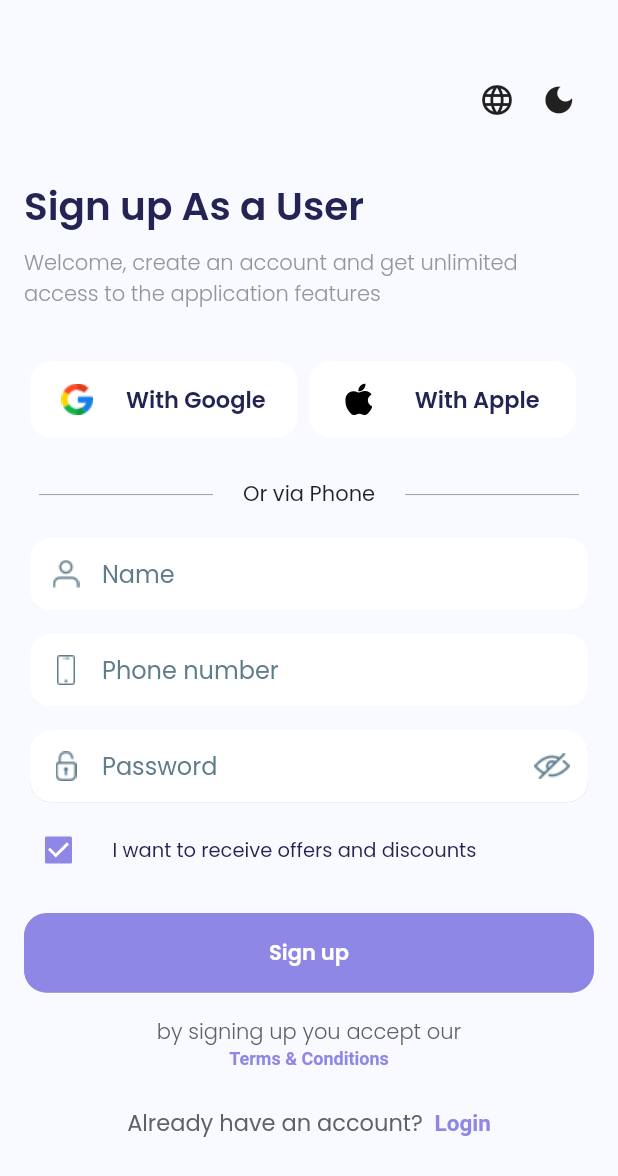
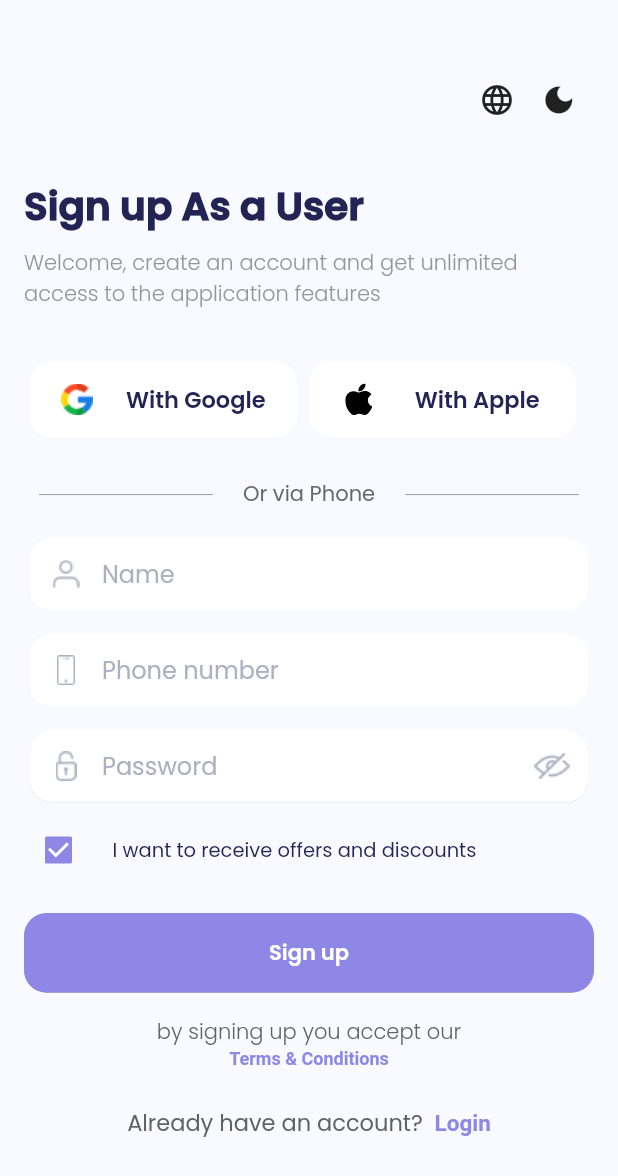
Before and after one commit to hazem1262/Tawseel, a Flutter app: the SignUpScreen screen opened by its route, on a phone screen of 412 x 824 dp. Shown: the top 1176 px of the screen. Run offline on Flutter 3.47's test engine with Material 2 defaults, Android fonts, the phone set to English and light mode, and no system bars; our stand-ins replace auto_route, connectivity, dio, easy_localization, equatable, flutter_bloc and 9 more; missing offline and left inert: dart:ffi; accounts and stored records are empty; generated files the repository leaves out were written again.

Commit message:
[ADD] fix asmaa issues

```diff
--- a/lib/features/login/LoginScreen.dart
+++ b/lib/features/login/LoginScreen.dart
@@ -209,7 +209,7 @@ class _LoginScreenState extends State<LoginScreen> {
                                         LocaleKeys.forgot_password.tr(),
                                         style: theme.textTheme.bodyText1!
                                             .copyWith(
-                                                fontWeight: FontWeight.w500),
+                                                fontWeight: FontWeight.w700),
                                         textAlign: TextAlign.end,
                                       ),
                                     )),
--- a/lib/features/login/components/AuthButton.dart
+++ b/lib/features/login/components/AuthButton.dart
@@ -1,4 +1,5 @@
 import 'package:flutter/material.dart';
+import 'package:tawseel/main.dart';
 
 class AuthButton extends StatelessWidget {
   final String title;
@@ -10,7 +11,17 @@ class AuthButton extends StatelessWidget {
   @override
   Widget build(BuildContext context) {
     var theme = Theme.of(context);
+    List<Widget> enWidgets = [
+      icon,
+      SizedBox(width: 8),
+      Text(title, style: theme.textTheme.bodyText1)
+    ];
 
+    List<Widget> arWidgets = [
+      Text(title, style: theme.textTheme.bodyText1),
+      SizedBox(width: 8),
+      icon,
+    ];
     return Container(
       child: Card(
         elevation: 0,
@@ -26,11 +37,7 @@ class AuthButton extends StatelessWidget {
               mainAxisAlignment: MainAxisAlignment.spaceEvenly,
               crossAxisAlignment: CrossAxisAlignment.center,
               mainAxisSize: MainAxisSize.max,
-              children: [
-                icon,
-                SizedBox(width: 8),
-                Text(title, style: theme.textTheme.bodyText1),
-              ],
+              children: isAr ? arWidgets : enWidgets,
             ),
           ),
         ),
--- a/lib/features/login/components/PasswordField.dart
+++ b/lib/features/login/components/PasswordField.dart
@@ -53,18 +53,18 @@ class _PasswordFieldState extends State<PasswordField> {
             decoration: InputDecoration(
               prefixIcon: ImageIcon(
                 AssetImage(Res.password_icon),
-                color: tm.isDark() ? Colors.white : Colors.blueGrey,
+                color: tm.isDark() ? Colors.white : hintColor,
               ),
               border: InputBorder.none,
               hintStyle: TextStyle(
-                  color: tm.isDark() ? Colors.white : Colors.blueGrey[500],
+                  color: tm.isDark() ? Colors.white : hintColor,
                   fontWeight: FontWeight.w500),
               hintText: LocaleKeys.password_hint.tr(),
               suffixIcon: IconButton(
                 onPressed: toggleVisibilty,
                 icon: ImageIcon(
                   AssetImage(Res.password_visability),
-                  color: tm.isDark() ? Colors.white : Colors.blueGrey,
+                  color: tm.isDark() ? Colors.white : hintColor,
                 ),
               ),
             ),
--- a/lib/features/login/components/PhoneNumberField.dart
+++ b/lib/features/login/components/PhoneNumberField.dart
@@ -47,11 +47,11 @@ class _PhoneNumberFieldState extends State<PhoneNumberField> {
             decoration: InputDecoration(
               prefixIcon: ImageIcon(
                 AssetImage(Res.phone_icon),
-                color: tm.isDark() ? Colors.white : Colors.blueGrey,
+                color: tm.isDark() ? Colors.white : hintColor,
               ),
               border: InputBorder.none,
               hintStyle: TextStyle(
-                  color: tm.isDark() ? Colors.white : Colors.blueGrey[500],
+                  color: tm.isDark() ? Colors.white : hintColor,
                   fontWeight: FontWeight.w500),
               hintText: LocaleKeys.phone_number_hint.tr(),
             ),
--- a/lib/features/login/components/TextBetweenDividers.dart
+++ b/lib/features/login/components/TextBetweenDividers.dart
@@ -25,6 +25,8 @@ class TextBetweenDividers extends StatelessWidget {
         Text(
           text,
           textAlign: TextAlign.center,
+          style:
+              TextStyle(color: tm.isDark() ? Colors.white : Color(0xfff676767)),
         ),
         Expanded(
           child: new Container(
--- a/lib/features/signup/components/FullNameField.dart
+++ b/lib/features/signup/components/FullNameField.dart
@@ -47,11 +47,11 @@ class _FullNameFieldState extends State<FullNameField> {
             decoration: InputDecoration(
               prefixIcon: ImageIcon(
                 AssetImage(Res.fullname_icon),
-                color: tm.isDark() ? Colors.white : Colors.blueGrey,
+                color: tm.isDark() ? Colors.white : hintColor,
               ),
               border: InputBorder.none,
               hintStyle: TextStyle(
-                  color: tm.isDark() ? Colors.white : Colors.blueGrey[500],
+                  color: tm.isDark() ? Colors.white : hintColor,
                   fontWeight: FontWeight.w500),
               hintText: LocaleKeys.full_name_hint.tr(),
             ),
--- a/lib/main.dart
+++ b/lib/main.dart
@@ -26,6 +26,7 @@ const GlobalKey<NavigatorState> appKey = GlobalObjectKey("tawseel-key");
 BuildContext appContext = appKey.currentContext as BuildContext;
 Locale get currentLocal => appContext.locale;
 String get currentLocalName => appContext.locale.toString();
+bool get isAr => appContext.locale.toString().contains("ar");
 
 void main() async {
   WidgetsFlutterBinding.ensureInitialized();
--- a/lib/theme/style.dart
+++ b/lib/theme/style.dart
@@ -1,4 +1,6 @@
 import 'package:flutter/material.dart';
+
+import '../main.dart';
 
 const LargeTextSize = 26.0;
 const MeduimTextSize = 20.0;
@@ -10,15 +12,17 @@ const ErrorTextSize = 12.0;
 const Color TitleDarkColor_Light = Color(0xff242454);
 const Color TitleDarkColor_Dark = Color(0xffFFFFFF);
 
+const Color hintColor = Color(0xfffacb1c0);
 const Color CaptionDarkColor_Light = Color(0xff969696);
 const Color CaptionDarkColor_Dark = Color(0xffFFFFFF);
 
 const String FontNameDefault = "Poppins";
+const String FontNameDefaultAr = "test";
 
 // ignore: non_constant_identifier_names
 titlesTextStyle(bool isDark) => TextStyle(
       fontFamily: FontNameDefault,
-      fontWeight: FontWeight.w600,
+      fontWeight: FontWeight.w900,
       fontSize: LargeTextSize,
       color: isDark ? TitleDarkColor_Dark : TitleDarkColor_Light,
     );
--- a/pubspec.yaml
+++ b/pubspec.yaml
@@ -65,9 +65,9 @@ flutter:
           weight: 500
   #       - asset: fonts/Schyler-Italic.ttf
   #         style: italic
-  #   - family: Trajan Pro
-  #     fonts:
-  #       - asset: fonts/TrajanPro.ttf
+    - family: test
+      fonts:
+        - asset: assets/fonts/test.ttf
   #       - asset: fonts/TrajanPro_Bold.ttf
   #         weight: 700
   #
--- a/resources/langs/ar.json
+++ b/resources/langs/ar.json
@@ -9,8 +9,8 @@
   "login" : "تسجيل دخول",
   "login_title" : "تسجيل دخول",
   "login_subtitle" : "اهلا بك مجدداّ في نادي توصيل",
-  "with_google":"جوجل",
-  "with_apple":"ابل",
+  "with_google":"من خلال",
+  "with_apple":"من خلال",
 
   "or_via_phone":"او بالجوال",
 
```
Also changed, not shown: assets/night_mode.json (added, +160 -0 lines), lib/data/models/places_suggestions_model.dart (added, +59 -0 lines), lib/data/remote/PlacesApiService.dart (added, +9 -0 lines), lib/features/locationPicker/LocationPickerDialog.dart (+16 -140 lines), lib/features/locationPicker/PlacesApi.dart (added, +59 -0 lines), lib/features/locationPicker/SearchBar.dart (added, +138 -0 lines), assets/fonts/test.ttf (added), lib/data/models/places_suggestions_model.freezed.dart (added), lib/data/models/places_suggestions_model.g.dart (added).
